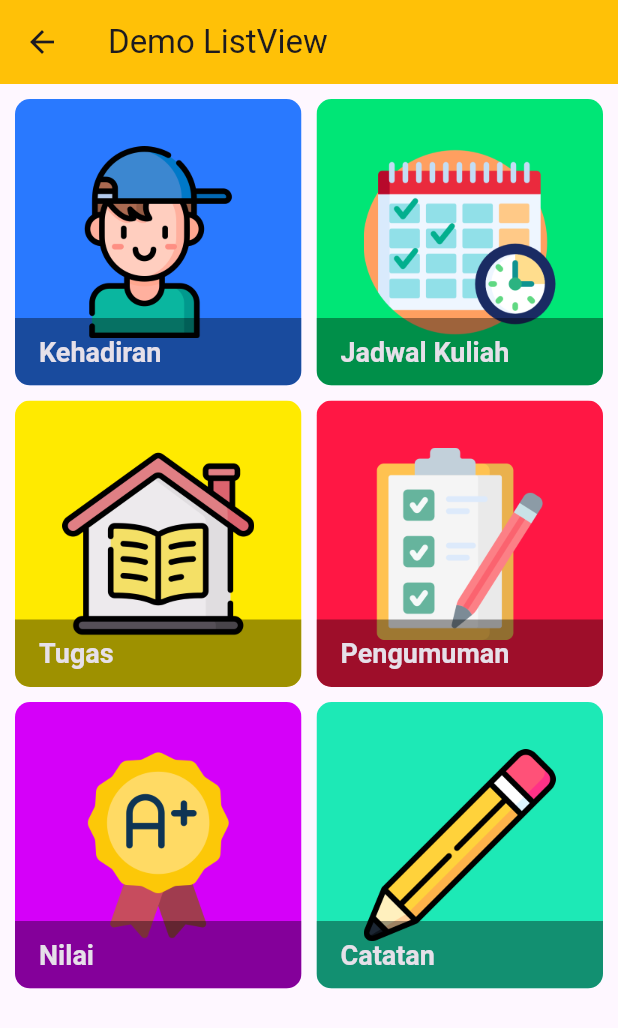
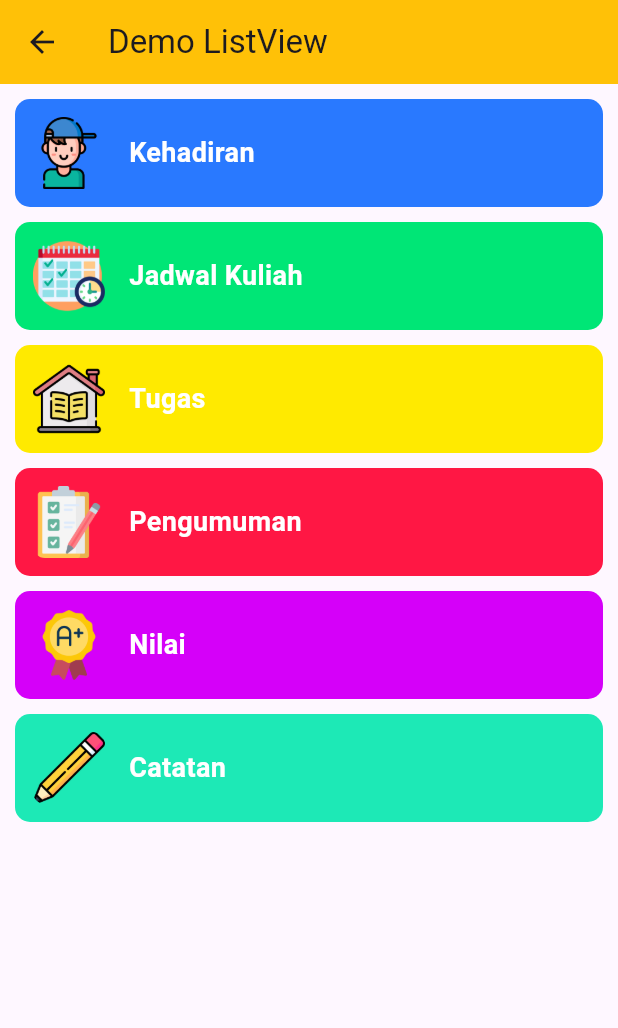
Before and after one commit to MuhamadNaldoZulkarnaen/project_mobile, a Flutter app: the MyWorkPage7 screen opened directly, on a phone screen of 412 x 824 dp. Shown: the top 1028 px of the screen. Run offline on Flutter 3.47's test engine with Material 3 defaults, Android fonts, the phone set to English and light mode, and no system bars; our stand-ins replace image_picker; network calls fail.

Commit message:
penambahan program

```diff
--- a/lib/pages/my_work_page7.dart
+++ b/lib/pages/my_work_page7.dart
@@ -3,24 +3,32 @@ import 'package:flutter/material.dart';
 class MyWorkPage7 extends StatelessWidget {
   const MyWorkPage7({super.key});
 
-  // Method tile sesuai instruksi
-  ClipRRect tile(Color warnaKotak, String gambar, String judul) {
+  // Method tile versi ListView
+  Widget tile(Color warnaKotak, String gambar, String judul) {
     return ClipRRect(
       borderRadius: BorderRadius.circular(10),
       child: Container(
         color: warnaKotak,
-        child: GridTile(
-          footer: SizedBox(
-            height: 45,
-            child: GridTileBar(
-              backgroundColor: Colors.black38,
-              title: Text(
-                judul,
-                style: const TextStyle(fontSize: 18, fontWeight: FontWeight.bold),
+        padding: const EdgeInsets.all(12),
+        child: Row(
+          children: [
+            ClipRRect(
+              borderRadius: BorderRadius.circular(8),
+              child: Image.asset(
+                gambar,
+                width: 48,
+                height: 48,
+                fit: BoxFit.cover,
               ),
             ),
-          ),
-          child: Image.asset(gambar, scale: 4),
+            const SizedBox(width: 16),
+            Expanded(
+              child: Text(
+                judul,
+                style: const TextStyle(fontSize: 18, fontWeight: FontWeight.bold, color: Colors.white),
+              ),
+            ),
+          ],
         ),
       ),
     );
@@ -33,21 +41,19 @@ class MyWorkPage7 extends StatelessWidget {
         title: const Text('Demo ListView'),
         backgroundColor: Colors.amber,
       ),
-      body: GridView(
+      body: ListView(
         padding: const EdgeInsets.all(10),
-        gridDelegate: const SliverGridDelegateWithFixedCrossAxisCount(
-          crossAxisCount: 2,
-          mainAxisSpacing: 10,
-          crossAxisSpacing: 10,
-        ),
-        scrollDirection: Axis.vertical,
-        physics: const NeverScrollableScrollPhysics(),
         children: [
           tile(Colors.blueAccent.shade400, 'assets/icon/boy.png', 'Kehadiran'),
+          const SizedBox(height: 10),
           tile(Colors.greenAccent.shade400, 'assets/icon/timetable.png', 'Jadwal Kuliah'),
+          const SizedBox(height: 10),
           tile(Colors.yellowAccent.shade400, 'assets/icon/homeschooling.png', 'Tugas'),
+          const SizedBox(height: 10),
           tile(Colors.redAccent.shade400, 'assets/icon/checklist.png', 'Pengumuman'),
+          const SizedBox(height: 10),
           tile(Colors.purpleAccent.shade400, 'assets/icon/grades.png', 'Nilai'),
+          const SizedBox(height: 10),
           tile(Colors.tealAccent.shade400, 'assets/icon/pencil.png', 'Catatan'),
         ],
       ),
```
